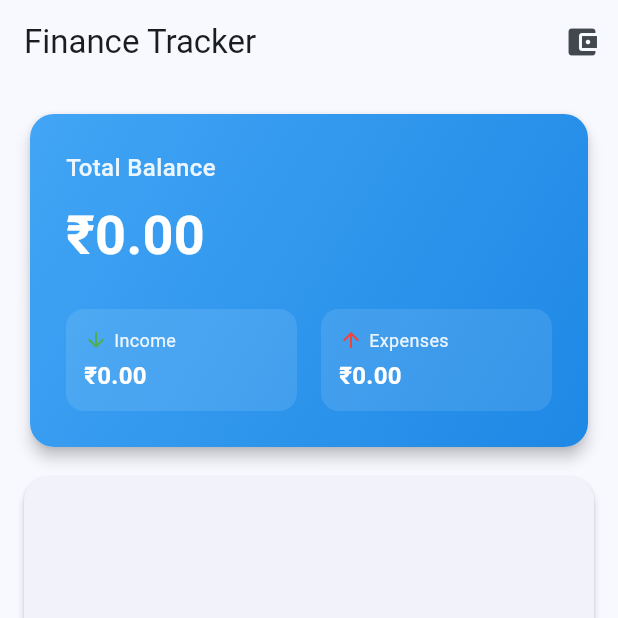
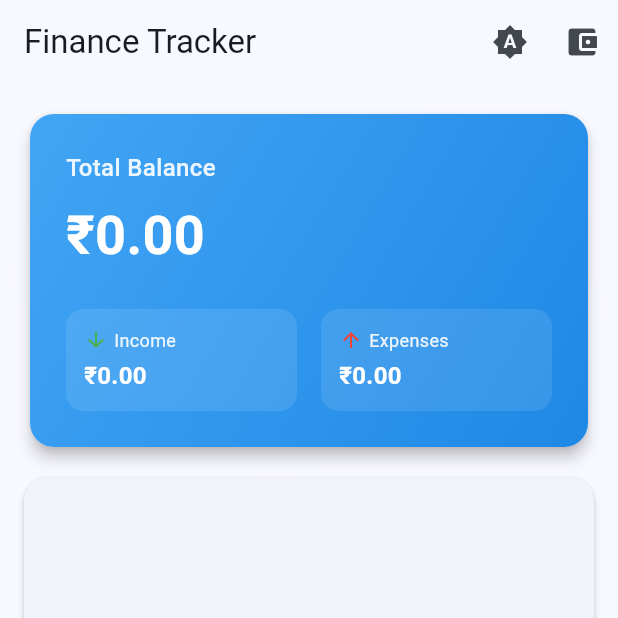
Before and after one commit to MandirDas/Smart-Personal-Finance-Expense-Tracker-App-, a Flutter app: the screen it shows after launch, in the side drawer, after a tap on "View All", on a phone screen of 412 x 824 dp, the top half of it. Run offline on Flutter 3.47's test engine with Material 3 defaults, Android fonts, the phone set to English and light mode, and no system bars; our stand-ins replace csv, equatable, fl_chart, flutter_bloc, share_plus, sqflite; accounts and stored records are empty.

Commit message:
feat: implement 3-option theme toggle in dashboard - Add the proper download path for android and ios(default) for download

```diff
--- a/lib/blocs/theme/theme_bloc.dart
+++ b/lib/blocs/theme/theme_bloc.dart
@@ -76,10 +76,11 @@ class ThemeBloc extends Bloc<ThemeEvent, ThemeState> {
         final value = result.first['value'] as String;
         if (value == 'ThemeMode.dark') return ThemeMode.dark;
         if (value == 'ThemeMode.light') return ThemeMode.light;
+        if (value == 'ThemeMode.system') return ThemeMode.system;
       }
     } catch (e) {
       // Silently fail - return default theme
     }
-    return ThemeMode.light;
+    return ThemeMode.system;
   }
 }
--- a/lib/blocs/theme/theme_state.dart
+++ b/lib/blocs/theme/theme_state.dart
@@ -7,9 +7,9 @@ class ThemeState extends Equatable {
 
   const ThemeState({required this.themeMode});
 
-  /// Initial light theme
+  /// Initial system default theme
   factory ThemeState.initial() {
-    return const ThemeState(themeMode: ThemeMode.light);
+    return const ThemeState(themeMode: ThemeMode.system);
   }
 
   /// Copy with new theme mode
--- a/lib/main.dart
+++ b/lib/main.dart
@@ -132,14 +132,23 @@ class DashboardWrapper extends StatelessWidget {
             ),
             BlocBuilder<ThemeBloc, ThemeState>(
               builder: (context, state) {
-                return SwitchListTile(
-                  secondary: Icon(
-                    state.isDarkMode ? Icons.dark_mode : Icons.light_mode,
-                  ),
-                  title: const Text('Dark Mode'),
-                  value: state.isDarkMode,
-                  onChanged: (value) {
-                    context.read<ThemeBloc>().add(const ToggleTheme());
+                String themeText = 'Light';
+                IconData themeIcon = Icons.light_mode;
+
+                if (state.themeMode == ThemeMode.dark) {
+                  themeText = 'Dark';
+                  themeIcon = Icons.dark_mode;
+                } else if (state.themeMode == ThemeMode.system) {
+                  themeText = 'System Default';
+                  themeIcon = Icons.brightness_auto;
+                }
+
+                return ListTile(
+                  leading: Icon(themeIcon),
+                  title: const Text('Theme'),
+                  subtitle: Text(themeText),
+                  onTap: () {
+                    Navigator.pop(context);
                   },
                 );
               },
--- a/lib/screens/add_budget_screen.dart
+++ b/lib/screens/add_budget_screen.dart
@@ -1,6 +1,5 @@
 import 'package:flutter/material.dart';
 import 'package:flutter_bloc/flutter_bloc.dart';
-import 'package:intl/intl.dart';
 import '../blocs/budget/budget_bloc.dart';
 import '../blocs/budget/budget_event.dart';
 import '../models/budget_model.dart';
--- a/lib/screens/transactions_screen.dart
+++ b/lib/screens/transactions_screen.dart
@@ -3,7 +3,6 @@ import 'package:flutter_bloc/flutter_bloc.dart';
 import '../blocs/transaction/transaction_bloc.dart';
 import '../blocs/transaction/transaction_event.dart';
 import '../blocs/transaction/transaction_state.dart';
-import '../models/transaction_model.dart';
 import '../widgets/transaction_list_item.dart';
 import '../services/export_service.dart';
 import 'add_transaction_screen.dart';
--- a/pubspec.yaml
+++ b/pubspec.yaml
@@ -19,6 +19,7 @@ dependencies:
   share_plus: ^7.2.1
   csv: ^6.0.0
   cupertino_icons: ^1.0.6
+  media_store_plus: ^0.1.3
 
 dev_dependencies:
   flutter_test:
```
Also changed, not shown: lib/screens/dashboard_screen.dart (+91 -0 lines), lib/services/export_service.dart (+17 -3 lines), pubspec.lock, 2 other files.
